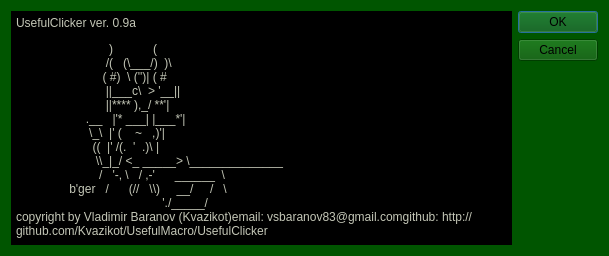
First picture: the form in UsefulClicker/ui/aboutbox.ui, repository Kvazikot/UsefulMacro, before the edit.
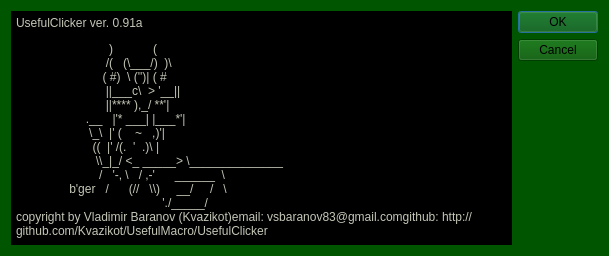
Second picture: the form after the edit.

```diff
--- a/UsefulClicker/ui/aboutbox.ui
+++ b/UsefulClicker/ui/aboutbox.ui
@@ -34,7 +34,7 @@
 &lt;html&gt;&lt;head&gt;&lt;meta name=&quot;qrichtext&quot; content=&quot;1&quot; /&gt;&lt;meta charset=&quot;utf-8&quot; /&gt;&lt;style type=&quot;text/css&quot;&gt;
 p, li { white-space: pre-wrap; }
 &lt;/style&gt;&lt;/head&gt;&lt;body style=&quot; font-family:'Segoe UI'; font-size:9pt; font-weight:400; font-style:normal;&quot;&gt;
-&lt;p style=&quot; margin-top:0px; margin-bottom:0px; margin-left:0px; margin-right:0px; -qt-block-indent:0; text-indent:0px;&quot;&gt;&lt;span style=&quot; font-family:'Courier New';&quot;&gt;UsefulClicker ver. 0.9a&lt;/span&gt;&lt;/p&gt;
+&lt;p style=&quot; margin-top:0px; margin-bottom:0px; margin-left:0px; margin-right:0px; -qt-block-indent:0; text-indent:0px;&quot;&gt;&lt;span style=&quot; font-family:'Courier New';&quot;&gt;UsefulClicker ver. 0.91a&lt;/span&gt;&lt;/p&gt;
 &lt;p style=&quot; margin-top:12px; margin-bottom:0px; margin-left:0px; margin-right:0px; -qt-block-indent:0; text-indent:0px;&quot;&gt;&lt;span style=&quot; font-family:'Courier New';&quot;&gt;                            )            (&lt;/span&gt;&lt;/p&gt;
 &lt;p style=&quot; margin-top:0px; margin-bottom:0px; margin-left:0px; margin-right:0px; -qt-block-indent:0; text-indent:0px;&quot;&gt;&lt;span style=&quot; font-family:'Courier New';&quot;&gt;                           /(   (\___/)  )\&lt;/span&gt;&lt;/p&gt;
 &lt;p style=&quot; margin-top:0px; margin-bottom:0px; margin-left:0px; margin-right:0px; -qt-block-indent:0; text-indent:0px;&quot;&gt;&lt;span style=&quot; font-family:'Courier New';&quot;&gt;                          ( #)  \ ('')| ( #&lt;/span&gt;&lt;/p&gt;
```
